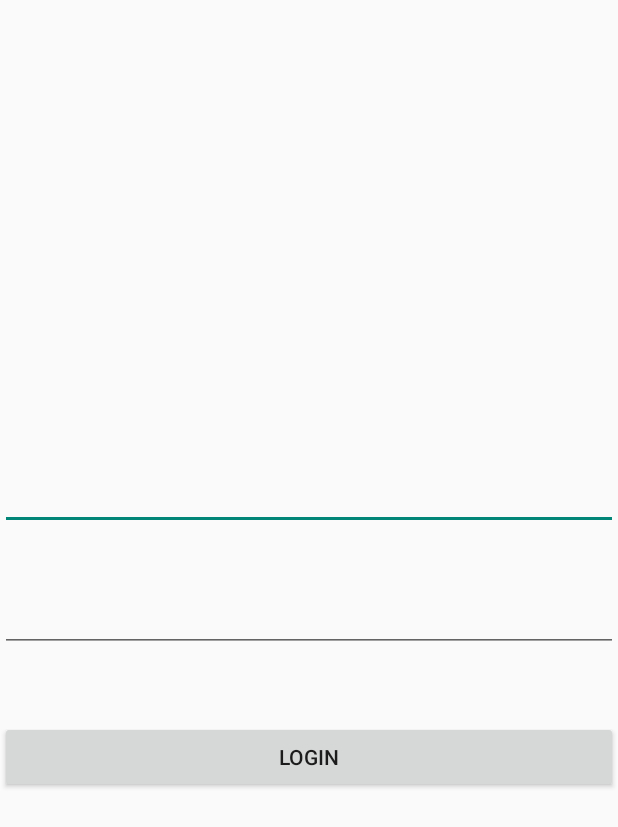
After one commit to ivied/iTort, an Android app: the layout fragment_login.xml on its own in the app's theme, with its tools: preview values and no code run, on a phone screen of 412 x 824 dp. The commit adds this screen. Shown: the top 827 px of the screen. Run offline under Robolectric (Android 15) with nearby library versions, the phone set to English and light mode, and no system bars.

Commit message:
Add Login Fragment and RoboGuice

```diff
--- a/iTort/build.gradle
+++ b/iTort/build.gradle
@@ -41,4 +41,6 @@ android {
 dependencies {
 	compile 'com.android.support:support-v4:19.0.0'
 	compile 'com.android.support:appcompat-v7:+'
+    compile 'org.roboguice:roboguice:2.0'
+    compile 'org.brickred:socialauth:4.3'
 }
--- /dev/null
+++ b/iTort/src/main/res/layout/fragment_login.xml
@@ -0,0 +1,33 @@
+<?xml version="1.0" encoding="utf-8"?>
+
+<RelativeLayout xmlns:android="http://schemas.android.com/apk/res/android"
+    android:layout_width="match_parent" android:layout_height="match_parent">
+
+    <EditText
+        android:layout_width="fill_parent"
+        android:layout_height="wrap_content"
+        android:inputType="textEmailAddress"
+        android:ems="10"
+        android:id="@+id/editTextEmailAddress"
+        android:layout_marginBottom="36dp"
+        android:layout_above="@+id/editTextPassword"
+        android:layout_alignParentLeft="true" />
+
+    <EditText
+        android:layout_width="fill_parent"
+        android:layout_height="wrap_content"
+        android:inputType="textPassword"
+        android:ems="10"
+        android:id="@+id/editTextPassword"
+        android:layout_centerVertical="true"
+        android:layout_alignParentLeft="true" />
+
+    <Button
+        android:layout_width="fill_parent"
+        android:layout_height="wrap_content"
+        android:text="@string/button_login"
+        android:id="@+id/buttonLogin"
+        android:layout_below="@+id/editTextPassword"
+        android:layout_alignParentLeft="true"
+        android:layout_marginTop="46dp" />
+</RelativeLayout>
--- a/iTort/src/main/res/values-v11/styles.xml
+++ b/iTort/src/main/res/values-v11/styles.xml
@@ -1,7 +1,7 @@
 <resources>
 
     <!-- Base application theme. -->
-    <style name="AppTheme" parent="Theme.AppCompat">
+    <style name="AppTheme" parent="Theme.AppCompat.Light">
         <!-- Customize your theme here. -->
     </style>
 
--- a/iTort/src/main/res/values/strings.xml
+++ b/iTort/src/main/res/values/strings.xml
@@ -4,5 +4,6 @@
     <string name="app_name">iTort</string>
     <string name="hello_world">Hello world!</string>
     <string name="action_settings">Settings</string>
+    <string name="button_login">Login</string>
 
 </resources>
--- a/iTort/src/main/res/values/styles.xml
+++ b/iTort/src/main/res/values/styles.xml
@@ -1,7 +1,7 @@
 <resources>
 
     <!-- Base application theme. -->
-    <style name="AppTheme" parent="Theme.AppCompat">
+    <style name="AppTheme" parent="Theme.AppCompat.Light">
         <!-- Customize your theme here. -->
     </style>
 
```
Also changed, not shown: iTort/src/main/java/ivied/itort/FragmentLogin.java (added, +50 -0 lines), iTort/src/main/java/ivied/itort/MainActivity.java (+8 -2 lines), 2 other files.
